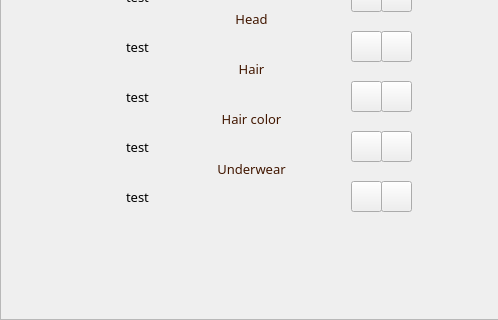
Before: the Qt Designer form AppearanceEditorFrame.ui in fischerdr/MooseEdit, drawn with Qt 5; both pictures show x 0 to 498 and y 380 to 700 of the 1000 by 700 pixel window.
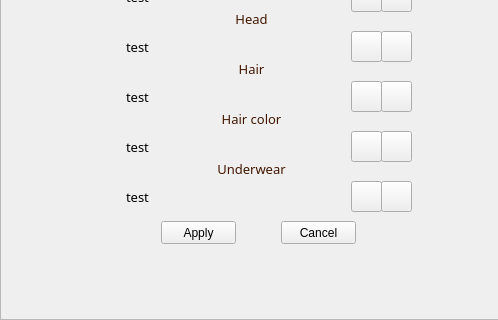
After: the same form once the commit is applied. Icons and pictures are not drawn. Custom widgets are drawn as their Qt base class.

Commit message: Added apply/cancel button Changed default read behavior of Lsx values to use unsigned long data type

The edit to the form file:
```diff
--- a/AppearanceEditorFrame.ui
+++ b/AppearanceEditorFrame.ui
@@ -833,6 +833,32 @@
           <set>Qt::AlignCenter</set>
          </property>
         </widget>
+        <widget class="QPushButton" name="applyButton">
+         <property name="geometry">
+          <rect>
+           <x>140</x>
+           <y>580</y>
+           <width>75</width>
+           <height>23</height>
+          </rect>
+         </property>
+         <property name="text">
+          <string>Apply</string>
+         </property>
+        </widget>
+        <widget class="QPushButton" name="cancelButton">
+         <property name="geometry">
+          <rect>
+           <x>260</x>
+           <y>580</y>
+           <width>75</width>
+           <height>23</height>
+          </rect>
+         </property>
+         <property name="text">
+          <string>Cancel</string>
+         </property>
+        </widget>
        </widget>
       </item>
      </layout>
```
The commit also changes 1 other file.
